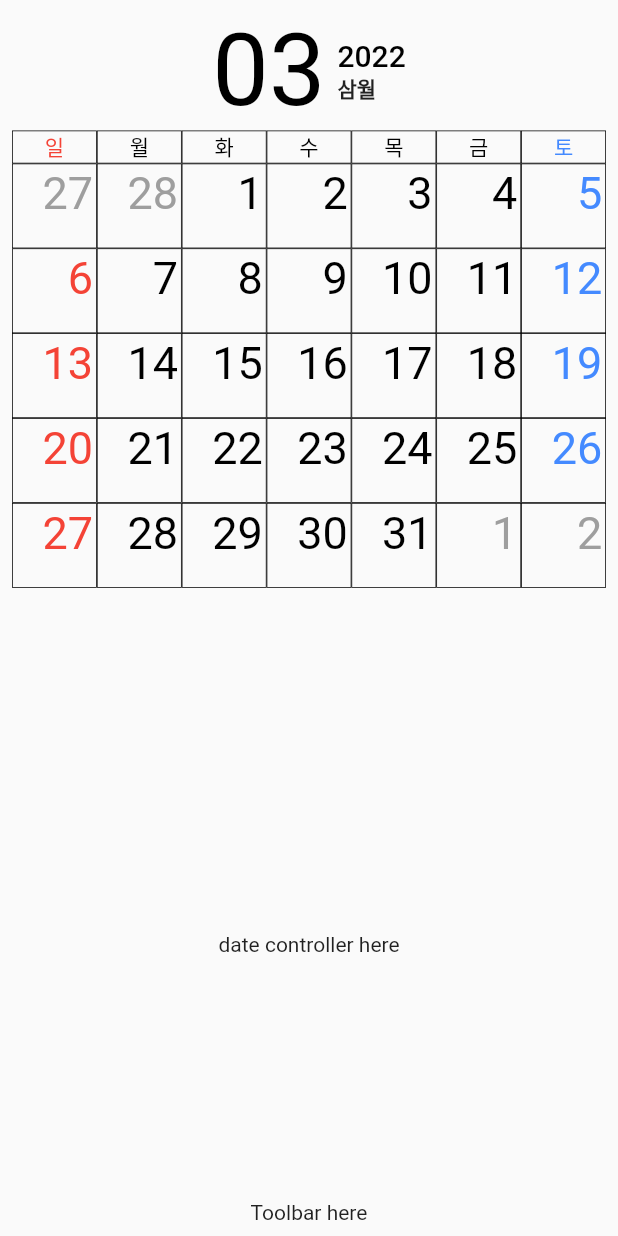
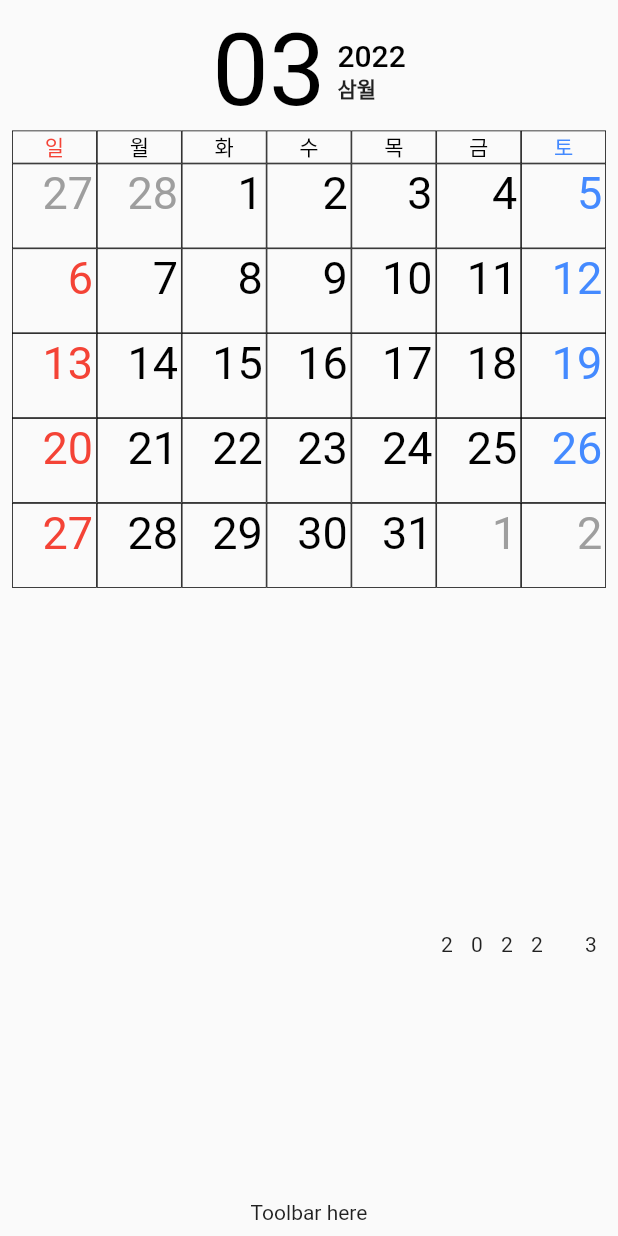
Before and after one commit to ssk-flutter/calendar_printer, a Flutter app: the screen it shows after launch, on a phone screen of 412 x 824 dp. Run offline on Flutter 3.47's test engine with Material 2 defaults, Android fonts, the phone set to English and light mode, and no system bars; drawn by our look-alikes of carousel_slider.

Commit message:
date controller

```diff
--- a/lib/page/home.dart
+++ b/lib/page/home.dart
@@ -1,4 +1,6 @@
+import 'package:calendar_printer/view_model/calendar_view_model.dart';
 import 'package:flutter/material.dart';
+import 'package:provider/provider.dart';
 
 import '../widget/classic_calendar/classic_calendar.dart';
 import '../widget/date_controller_widget.dart';
@@ -9,6 +11,9 @@ class HomePage extends StatelessWidget {
 
   @override
   Widget build(BuildContext context) {
+    return ChangeNotifierProvider(
+        create: (context) => CalendarViewModel(),
+        builder: (context, _) {
           return Scaffold(
             body: SafeArea(
               child: Padding(
@@ -25,5 +30,6 @@ class HomePage extends StatelessWidget {
               ),
             ),
           );
+        });
   }
 }
--- /dev/null
+++ b/lib/view_model/calendar_view_model.dart
@@ -0,0 +1,3 @@
+import 'package:flutter/foundation.dart';
+
+class CalendarViewModel with ChangeNotifier {}
--- /dev/null
+++ b/lib/view_model/date_controller_view_model.dart
@@ -0,0 +1,41 @@
+import 'package:flutter/foundation.dart';
+
+class DateControllerViewModel with ChangeNotifier {
+  DateControllerViewModel() : super() {}
+
+  int _month = DateTime.now().month;
+
+  int get month => _month;
+
+  set month(int month) {
+    _month = month;
+    notifyListeners();
+  }
+
+  int _year = DateTime.now().year;
+  int get year => _year;
+
+  set year(int year) {
+    _year = year;
+    notifyListeners();
+  }
+
+  List<int> get yearArray => year
+      .toString()
+      .padLeft(4, '0')
+      .split('')
+      .map((e) => int.parse(e))
+      .toList(growable: false);
+
+  set yearArray(List<int> yearArray) {
+    year = int.parse(yearArray.map((e) => e.toString()).join(''));
+  }
+
+  void onChangeMonth(int month) {}
+
+  void onChangeYearNumber(int index, int number) {
+    final result = yearArray..[index] = number;
+    yearArray = result;
+    print('year $year');
+  }
+}
--- a/lib/widget/date_controller_widget.dart
+++ b/lib/widget/date_controller_widget.dart
@@ -1,10 +1,125 @@
+import 'package:calendar_printer/view_model/date_controller_view_model.dart';
+import 'package:carousel_slider/carousel_slider.dart';
 import 'package:flutter/material.dart';
+import 'package:provider/provider.dart';
+
+import 'number_widget.dart';
 
 class DateControllerWidget extends StatelessWidget {
   const DateControllerWidget({Key? key}) : super(key: key);
 
   @override
   Widget build(BuildContext context) {
-    return Text('date controller here');
+    return ChangeNotifierProvider(
+        create: (_) => DateControllerViewModel(),
+        builder: (context, _) {
+          return buildRow(context);
+        });
+  }
+
+  Widget buildRow(BuildContext context) {
+    return Row(
+      mainAxisAlignment: MainAxisAlignment.end,
+      children: [
+        YearControlWidget(),
+        SizedBox(width: 16),
+        MonthControlWidget(),
+      ],
+    );
   }
 }
+
+const double kNumberWidgetWidth = 20;
+const double kNumberWidgetHeight = 20;
+
+class YearControlWidget extends StatelessWidget {
+  const YearControlWidget({Key? key}) : super(key: key);
+
+  @override
+  Widget build(BuildContext context) {
+    return Row(
+      children: [
+        YearNumberWidget(index: 0),
+        YearNumberWidget(index: 1),
+        YearNumberWidget(index: 2),
+        YearNumberWidget(index: 3),
+      ],
+    );
+  }
+}
+
+class YearNumberWidget extends StatelessWidget {
+  const YearNumberWidget({
+    Key? key,
+    required this.index,
+  }) : super(key: key);
+
+  final int index;
+
+  @override
+  Widget build(BuildContext context) {
+    return NumberSliderWidget(
+      count: 10,
+      startingNumber: 0,
+      initialPage: context.read<DateControllerViewModel>().yearArray[index],
+      onPageChanged: (page) => context
+          .read<DateControllerViewModel>()
+          .onChangeYearNumber(index, page),
+    );
+  }
+}
+
+class MonthControlWidget extends StatelessWidget {
+  const MonthControlWidget({Key? key}) : super(key: key);
+
+  @override
+  Widget build(BuildContext context) {
+    return NumberSliderWidget(
+      count: 12,
+      startingNumber: 1,
+      initialPage: context.read<DateControllerViewModel>().month - 1,
+      onPageChanged: (page) =>
+          context.read<DateControllerViewModel>().onChangeMonth(page + 1),
+    );
+  }
+}
+
+class NumberSliderWidget extends StatelessWidget {
+  const NumberSliderWidget({
+    Key? key,
+    required this.count,
+    required this.startingNumber,
+    required this.initialPage,
+    required this.onPageChanged,
+  }) : super(key: key);
+
+  final int count;
+  final int startingNumber;
+  final int initialPage;
+  final void Function(dynamic page) onPageChanged;
+
+  @override
+  Widget build(BuildContext context) {
+    return Container(
+      width: kNumberWidgetWidth,
+      height: kNumberWidgetHeight,
+      alignment: Alignment.centerRight,
+      child: CarouselSlider(
+        items: List.generate(count, (index) {
+          return NumberWidget(index + startingNumber);
+        }),
+        options: CarouselOptions(
+          scrollDirection: Axis.vertical,
+          height: kNumberWidgetHeight,
+          aspectRatio: 1 / 1,
+          viewportFraction: 0.8,
+          initialPage: initialPage,
+          autoPlay: false,
+          enableInfiniteScroll: true,
+          pageSnapping: true,
+          onPageChanged: (page, reason) => onPageChanged(page),
+        ),
+      ),
+    );
+  }
+}
--- /dev/null
+++ b/lib/widget/number_widget.dart
@@ -0,0 +1,18 @@
+import 'package:flutter/material.dart';
+
+class NumberWidget extends StatelessWidget {
+  const NumberWidget(
+    this.number, {
+    Key? key,
+  }) : super(key: key);
+
+  final int number;
+
+  @override
+  Widget build(BuildContext context) {
+    return Text(
+      '$number',
+      textAlign: TextAlign.center,
+    );
+  }
+}
```
Lines whose indentation alone changed are shown as unchanged.
